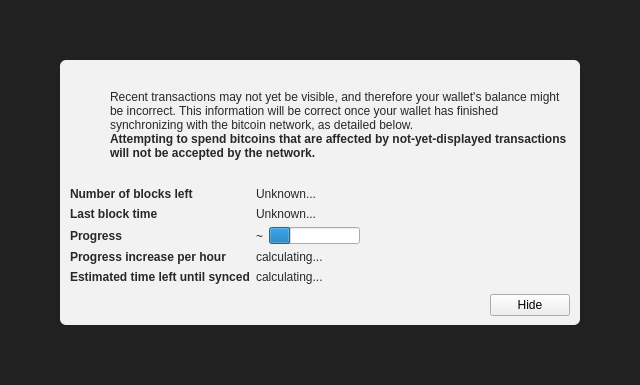
The window that src/qt/forms/modaloverlay.ui (barrystyle/deftchain-1) describes before a commit, drawn with Qt 5.
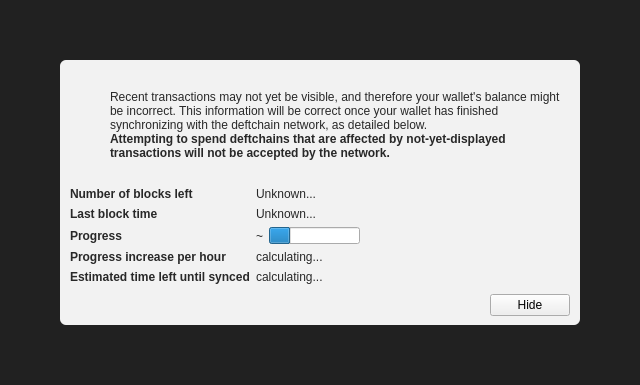
The same window after the commit. Icons and pictures are not drawn. Custom widgets are drawn as their Qt base class.

Commit message: amend headers and filenames for deftchain

The edit to the form file:
```diff
--- a/src/qt/forms/modaloverlay.ui
+++ b/src/qt/forms/modaloverlay.ui
@@ -130,7 +130,7 @@
              <item>
               <widget class="QLabel" name="infoText">
                <property name="text">
-                <string>Recent transactions may not yet be visible, and therefore your wallet's balance might be incorrect. This information will be correct once your wallet has finished synchronizing with the bitcoin network, as detailed below.</string>
+                <string>Recent transactions may not yet be visible, and therefore your wallet's balance might be incorrect. This information will be correct once your wallet has finished synchronizing with the deftchain network, as detailed below.</string>
                </property>
                <property name="textFormat">
                 <enum>Qt::RichText</enum>
@@ -149,7 +149,7 @@
                 </font>
                </property>
                <property name="text">
-                <string>Attempting to spend bitcoins that are affected by not-yet-displayed transactions will not be accepted by the network.</string>
+                <string>Attempting to spend deftchains that are affected by not-yet-displayed transactions will not be accepted by the network.</string>
                </property>
                <property name="textFormat">
                 <enum>Qt::RichText</enum>
```
The commit also changes 1034 other files.
